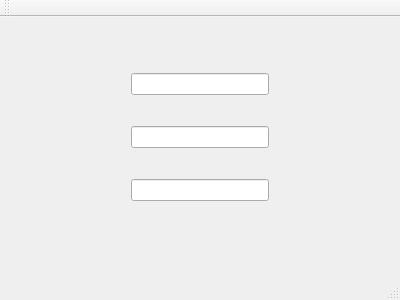
Qt form mainwindow.ui (gizero/sip-qtserver-mockup) before a commit.
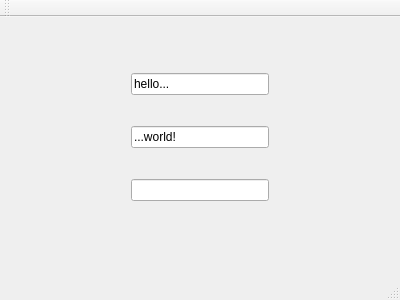
The same form after that commit.

Commit message: ui: add default text to some QLineEdit instances

Patch:
```diff
--- a/mainwindow.ui
+++ b/mainwindow.ui
@@ -27,14 +27,14 @@
      <item>
       <widget class="QLineEdit" name="lineEdit_2">
        <property name="text">
-        <string/>
+        <string>hello...</string>
        </property>
       </widget>
      </item>
      <item>
       <widget class="QLineEdit" name="lineEdit_3">
        <property name="text">
-        <string/>
+        <string>...world!</string>
        </property>
       </widget>
      </item>
```
